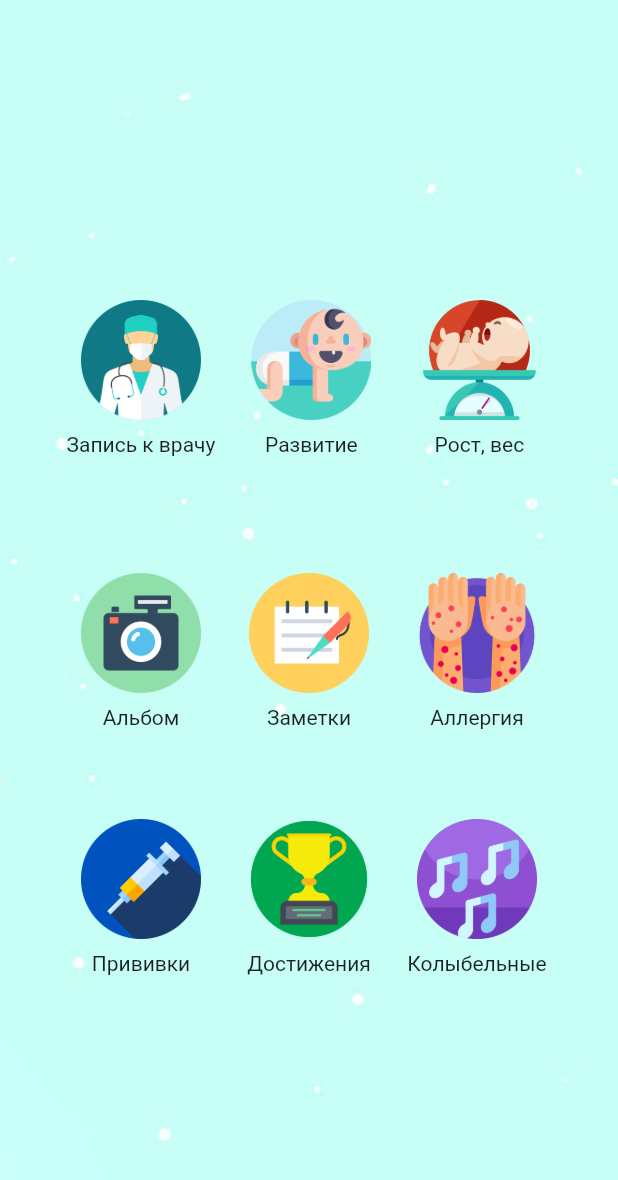
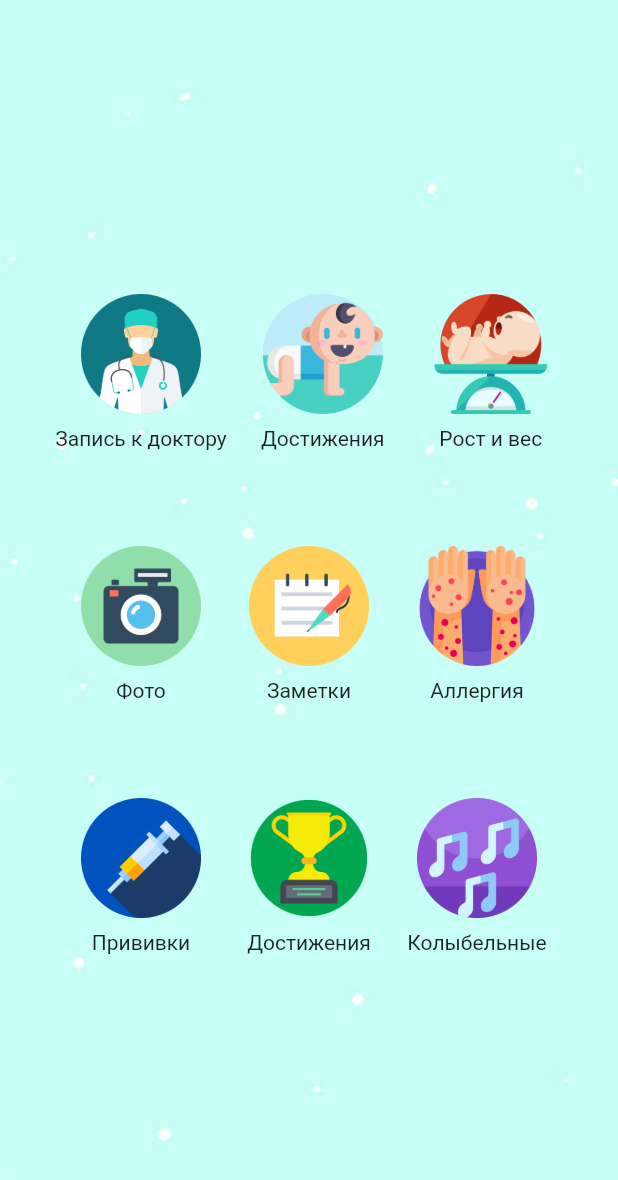
Before and after one commit to TagaevaMaria/Mom-Baby, a Flutter app: the ScreenMenu screen opened by its route, on a phone screen of 412 x 824 dp. Shown: the top 1180 px of the screen. Run offline on Flutter 3.47's test engine with Material 2 defaults, Android fonts, the phone set to English and light mode, and no system bars.

Commit message:
рефакторинг кода на экране меню. Учусь переиспользовать созданный класс. Первые шаги к построению архитектуры.

```diff
--- a/lib/ui/widget/screen_menu.dart
+++ b/lib/ui/widget/screen_menu.dart
@@ -1,5 +1,4 @@
 import 'package:flutter/material.dart';
-import 'package:mom_and_baby/ui/navigation/main_navigation.dart';
 
 class ScreenMenu extends StatelessWidget {
   const ScreenMenu({Key? key}) : super(key: key);
@@ -12,89 +11,98 @@ class ScreenMenu extends StatelessWidget {
         body: Container(
             decoration: const BoxDecoration(
               image: DecorationImage(
-              fit: BoxFit.cover, image: AssetImage('assets/images/fon.jpg')),
+                  fit: BoxFit.cover,
+                  image: AssetImage(
+                    'assets/images/fon.jpg',
+                  )),
             ),
             child: Column(
               mainAxisAlignment: MainAxisAlignment.center,
-          children: const [
+              children: [
                 Padding(
-              padding: EdgeInsets.all(18.0),
-              child: RowOne(),
+                  padding: const EdgeInsets.all(20.0),
+                  child: MyRow(
+                    iconOne: Image.asset(
+                      'assets/images/doctor.png',
+                      height: 80,
+                      width: 80,
+                    ),
+                    iconTwo: Image.asset(
+                      'assets/images/development.png',
+                      height: 80,
+                      width: 80,
+                    ),
+                    iconThree: Image.asset('assets/images/height_weight.png',
+                        height: 80, width: 80),
+                    textOne: 'Запись к доктору',
+                    textTwo: 'Достижения',
+                    textThree: 'Рост и вес',
+                    oneFunction: () {},
+                    twoFunction: () {},
+                    threeFunction: () {},
+                  ),
                 ),
                 Padding(
-              padding: EdgeInsets.all(18.0),
-              child: Padding(
-                padding: EdgeInsets.all(18.0),
-                child: RowTwo(),
+                  padding: const EdgeInsets.all(20.0),
+                  child: MyRow(
+                    iconOne: Image.asset('assets/images/foto.png',
+                        height: 80, width: 80),
+                    textOne: 'Фото',
+                    iconTwo: Image.asset('assets/images/notes.png',
+                        height: 80, width: 80),
+                    textTwo: 'Заметки',
+                    iconThree: Image.asset('assets/images/allergy.png',
+                        height: 80, width: 80),
+                    textThree: 'Аллергия',
+                    oneFunction: () {},
+                    twoFunction: () {},
+                    threeFunction: () {},
                   ),
                 ),
-            RowThree()
+                Padding(
+                  padding: const EdgeInsets.all(20.0),
+                  child: MyRow(
+                    iconOne: Image.asset('assets/images/vaccinations.png',
+                        height: 80, width: 80),
+                    textOne: 'Прививки',
+                    iconTwo: Image.asset('assets/images/victories.png',
+                        height: 80, width: 80),
+                    textTwo: "Достижения",
+                    iconThree: Image.asset('assets/images/sleep.png',
+                        height: 80, width: 80),
+                    textThree: "Колыбельные",
+                    oneFunction: () {},
+                    twoFunction: () {},
+                    threeFunction: () {},
+                  ),
+                )
               ],
-        ),
-      ),
-    );
+            )));
   }
 }
 
-/// первый ряд.
-class RowOne extends StatelessWidget {
-  const RowOne({
+class MyRow extends StatelessWidget {
+  final Image iconThree;
+  final String textOne;
+  final Image iconTwo;
+  final String textTwo;
+  final Image iconOne;
+  final String textThree;
+  final Function oneFunction;
+  final Function twoFunction;
+  final Function threeFunction;
+
+  const MyRow({
     Key? key,
-  }) : super(key: key);
-
-  @override
-  Widget build(BuildContext context) {
-    return Row(
-      mainAxisAlignment: MainAxisAlignment.center,
-      children: [
-        Padding(
-          padding: const EdgeInsets.all(8.0),
-          child: Column(
-            children: [
-              TextButton(
-                  onPressed: () => Navigator.of(context)
-                      .pushNamed(MainNavigatorNames.widgetDoctor),
-                  child: Image.asset('assets/images/doctor.png',
-                      height: 80, width: 80)),
-              const Text('Запись к врачу')
-            ],
-          ),
-        ),
-        Padding(
-          padding: const EdgeInsets.all(8.0),
-          child: Column(
-            children: [
-              TextButton(
-                onPressed: () {},
-                child: Image.asset('assets/images/development.png',
-                    height: 80, width: 80),
-              ),
-              const Text('Развитие')
-            ],
-          ),
-        ),
-        Padding(
-          padding: const EdgeInsets.all(8.0),
-          child: Column(
-            children: [
-              TextButton(
-                onPressed: () {},
-                child: Image.asset('assets/images/height_weight.png',
-                    height: 80, width: 80),
-              ),
-              const Text('Рост, вес')
-            ],
-          ),
-        )
-      ],
-    );
-  }
-}
-
-/// второй ряд
-class RowTwo extends StatelessWidget {
-  const RowTwo({
-    Key? key,
+    required this.iconOne,
+    required this.textOne,
+    required this.iconTwo,
+    required this.textTwo,
+    required this.iconThree,
+    required this.textThree,
+    required this.oneFunction,
+    required this.twoFunction,
+    required this.threeFunction,
   }) : super(key: key);
 
   @override
@@ -108,9 +116,9 @@ class RowTwo extends StatelessWidget {
             children: [
               TextButton(
                 onPressed: () {},
-                  child: Image.asset('assets/images/foto.png',
-                      height: 80, width: 80)),
-              const Text('Альбом')
+                child: iconOne,
+              ),
+              Text(textOne)
             ],
           ),
         ),
@@ -118,11 +126,8 @@ class RowTwo extends StatelessWidget {
           padding: const EdgeInsets.all(8.0),
           child: Column(
             children: [
-              TextButton(
-                  onPressed: () {},
-                  child: Image.asset('assets/images/notes.png',
-                      height: 80, width: 80)),
-              const Text('Заметки')
+              TextButton(onPressed: () {}, child: iconTwo),
+              Text(textTwo)
             ],
           ),
         ),
@@ -130,12 +135,8 @@ class RowTwo extends StatelessWidget {
           padding: const EdgeInsets.all(8.0),
           child: Column(
             children: [
-              TextButton(
-                onPressed: () {},
-                child: Image.asset('assets/images/allergy.png',
-                    height: 80, width: 80),
-              ),
-              const Text('Аллергия')
+              TextButton(onPressed: () {}, child: iconThree),
+              Text(textThree)
             ],
           ),
         )
@@ -143,57 +144,3 @@ class RowTwo extends StatelessWidget {
     );
   }
 }
-
-/// третий ряд
-class RowThree extends StatelessWidget {
-  const RowThree({
-    Key? key,
-  }) : super(key: key);
-
-  @override
-  Widget build(BuildContext context) {
-    return Row(
-      mainAxisAlignment: MainAxisAlignment.center,
-      children: [
-        Padding(
-          padding: const EdgeInsets.all(8.0),
-          child: Column(
-            children: [
-              TextButton(
-                  onPressed: () {},
-                  child: Image.asset('assets/images/vaccinations.png',
-                      height: 80, width: 80)),
-              const Text('Прививки')
-            ],
-          ),
-        ),
-        Padding(
-          padding: const EdgeInsets.all(8.0),
-          child: Column(
-            children: [
-              TextButton(
-                onPressed: () {},
-                child: Image.asset('assets/images/victories.png',
-                    height: 80, width: 80),
-              ),
-              const Text('Достижения')
-            ],
-          ),
-        ),
-        Padding(
-          padding: const EdgeInsets.all(8.0),
-          child: Column(
-            children: [
-              TextButton(
-                onPressed: () {},
-                child: Image.asset('assets/images/sleep.png',
-                    height: 80, width: 80),
-              ),
-              const Text('Колыбельные')
-            ],
-          ),
-        )
-      ],
-    );
-  }
-}
```
Lines whose indentation alone changed are shown as unchanged.
